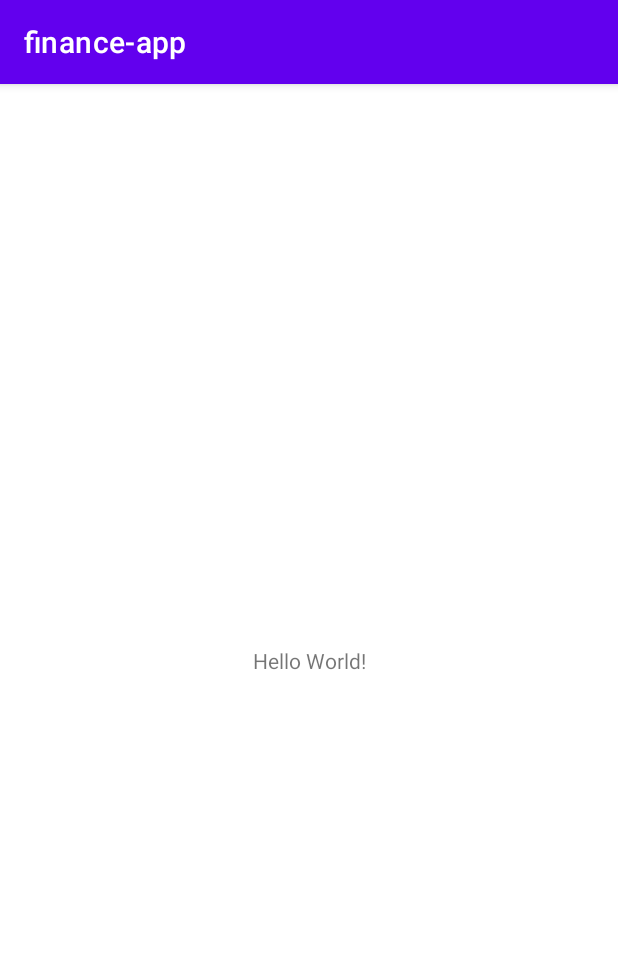
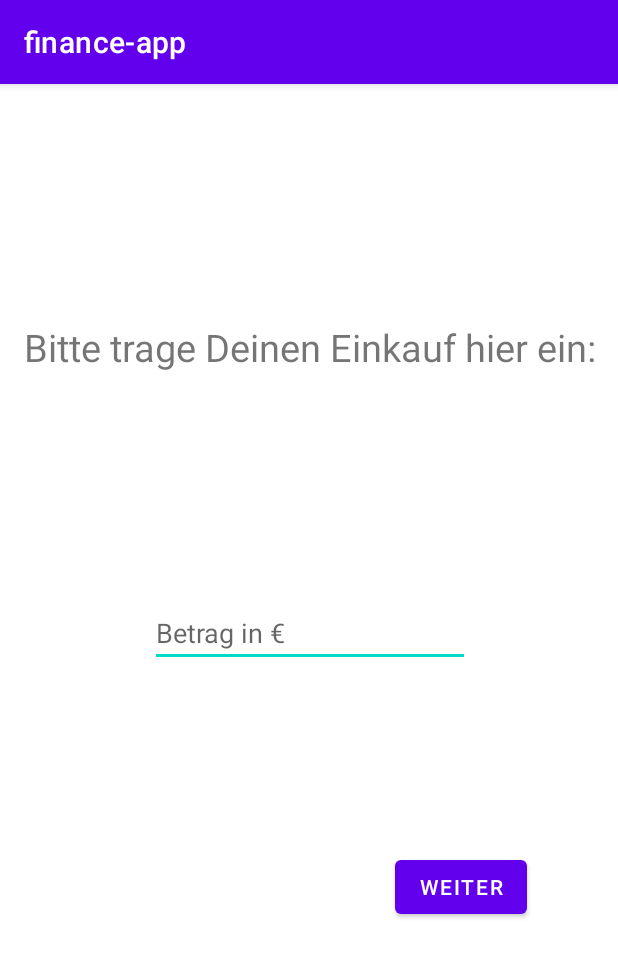
Before and after one commit to famabenda/finance-app, an Android app: the screen it shows after launch (MainActivity before the commit, EntryActivity after it), on a phone screen of 412 x 824 dp. Shown: the top 957 px of the screen. Run offline under Robolectric (Android 15) with nearby library versions, the phone set to English and light mode, and no system bars.

Commit message:
input activity finished

```diff
--- a/app/src/main/AndroidManifest.xml
+++ b/app/src/main/AndroidManifest.xml
@@ -9,7 +9,7 @@
         android:roundIcon="@mipmap/ic_launcher_round"
         android:supportsRtl="true"
         android:theme="@style/Theme.Financeapp">
-        <activity android:name=".MainActivity">
+        <activity android:name=".form.EntryActivity">
             <intent-filter>
                 <action android:name="android.intent.action.MAIN" />
 
--- /dev/null
+++ b/app/src/main/java/com/example/finance_app/ErrorHandler.java
@@ -0,0 +1,13 @@
+package com.example.finance_app;
+
+import android.app.AlertDialog;
+import android.app.Application;
+import android.content.Context;
+import android.widget.Toast;
+
+public class ErrorHandler {
+
+    public static void printErrorToUser(String message) {
+        Toast.makeText(null, message, Toast.LENGTH_LONG).show();
+    }
+}
--- a/app/src/main/java/com/example/finance_app/MainActivity.java
+++ /dev/null
@@ -1,14 +0,0 @@
-package com.example.finance_app;
-
-import androidx.appcompat.app.AppCompatActivity;
-
-import android.os.Bundle;
-
-public class MainActivity extends AppCompatActivity {
-
-    @Override
-    protected void onCreate(Bundle savedInstanceState) {
-        super.onCreate(savedInstanceState);
-        setContentView(R.layout.activity_main);
-    }
-}
--- /dev/null
+++ b/app/src/main/java/com/example/finance_app/form/EntryActivity.java
@@ -0,0 +1,38 @@
+package com.example.finance_app.form;
+
+import androidx.appcompat.app.AppCompatActivity;
+
+import android.os.Bundle;
+import android.text.Editable;
+import android.view.View;
+import android.widget.Button;
+import android.widget.EditText;
+
+import com.example.finance_app.ErrorHandler;
+import com.example.finance_app.R;
+
+public class EntryActivity extends AppCompatActivity {
+
+
+    private double userInput;
+
+    @Override
+    protected void onCreate(Bundle savedInstanceState) {
+        super.onCreate(savedInstanceState);
+        setContentView(R.layout.activity_main);
+        EditText amountTextField = findViewById(R.id.inputAmountTextField);
+        Button continueButton = findViewById(R.id.continueButtonInputAmount);
+        continueButton.setOnClickListener(new View.OnClickListener() {
+            @Override
+            public void onClick(View v) {
+                try {
+                    userInput = Double.parseDouble(String.valueOf(amountTextField.getText()));
+                    System.out.println(userInput);
+                }catch (NumberFormatException nfe){
+                    ErrorHandler.printErrorToUser("Bitte gib einen gültigen Betrag ein");
+                }
+            }
+        });
+
+    }
+}
--- a/app/src/main/res/layout/activity_main.xml
+++ b/app/src/main/res/layout/activity_main.xml
@@ -4,15 +4,39 @@
     xmlns:tools="http://schemas.android.com/tools"
     android:layout_width="match_parent"
     android:layout_height="match_parent"
-    tools:context=".MainActivity">
+    tools:context=".form.EntryActivity">
 
     <TextView
+        android:id="@+id/entryTheAmountTextView"
         android:layout_width="wrap_content"
         android:layout_height="wrap_content"
-        android:text="Hello World!"
-        app:layout_constraintBottom_toBottomOf="parent"
-        app:layout_constraintLeft_toLeftOf="parent"
-        app:layout_constraintRight_toRightOf="parent"
+        android:layout_marginStart="16dp"
+        android:layout_marginTop="158dp"
+        android:text="@string/textView_enter_your_amount"
+        android:textAlignment="viewStart"
+        android:textSize="25sp"
+        app:layout_constraintStart_toStartOf="parent"
         app:layout_constraintTop_toTopOf="parent" />
 
+    <Button
+        android:id="@+id/continueButtonInputAmount"
+        android:layout_width="wrap_content"
+        android:layout_height="wrap_content"
+        android:layout_marginStart="263dp"
+        android:layout_marginTop="511dp"
+        android:text="@string/continueButtonText"
+        app:layout_constraintStart_toStartOf="parent"
+        app:layout_constraintTop_toTopOf="parent" />
+
+    <EditText
+        android:id="@+id/inputAmountTextField"
+        android:layout_width="wrap_content"
+        android:layout_height="wrap_content"
+        android:layout_marginStart="100dp"
+        android:layout_marginTop="343dp"
+        android:ems="10"
+        android:hint="@string/amountInputHint"
+        android:inputType="numberDecimal"
+        app:layout_constraintStart_toStartOf="parent"
+        app:layout_constraintTop_toTopOf="parent" />
 </androidx.constraintlayout.widget.ConstraintLayout>
--- a/app/src/main/res/values/strings.xml
+++ b/app/src/main/res/values/strings.xml
@@ -1,3 +1,6 @@
 <resources>
     <string name="app_name">finance-app</string>
+    <string name="textView_enter_your_amount">Bitte trage Deinen Einkauf hier ein:</string>
+    <string name="continueButtonText">Weiter</string>
+    <string name="amountInputHint">Betrag in €</string>
 </resources>
```
